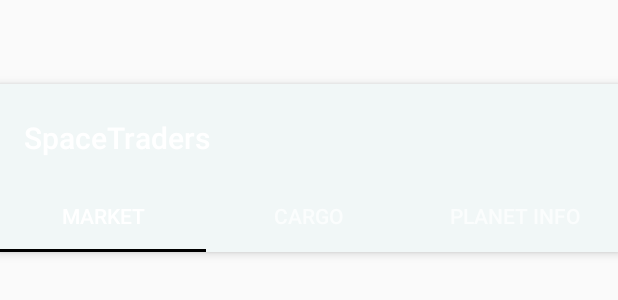
After one commit to TheCodeBlacksmith/CS2340-SpaceTrader, an Android app: the layout activity_market_place_viewer.xml on its own in the app's theme, with its tools: preview values and no code run, on a phone screen of 412 x 824 dp. The commit adds this screen. Shown: the top 300 px of the screen. Run offline under Robolectric (Android 15) with nearby library versions, the phone set to English and light mode, and no system bars.

Commit message:
Added market classes

```diff
--- a/SpaceTraderProject/app/build.gradle
+++ b/SpaceTraderProject/app/build.gradle
@@ -28,6 +28,7 @@ dependencies {
     implementation 'com.google.firebase:firebase-core:16.0.7'
     implementation 'com.google.firebase:firebase-database:16.1.0'
     implementation 'com.firebaseui:firebase-ui-database:4.3.1'
+    implementation 'com.android.support:support-v4:28.0.0'
     testImplementation 'junit:junit:4.12'
     androidTestImplementation 'com.android.support.test:runner:1.0.2'
     androidTestImplementation 'com.android.support.test.espresso:espresso-core:3.0.2'
--- a/SpaceTraderProject/app/src/main/AndroidManifest.xml
+++ b/SpaceTraderProject/app/src/main/AndroidManifest.xml
@@ -16,7 +16,11 @@
         android:roundIcon="@mipmap/ic_launcher_round"
         android:supportsRtl="true"
         android:theme="@style/AppTheme">
-        <activity android:name=".ViewModel.UniverseSelectionActivity"></activity>
+        <activity
+            android:name=".ViewModel.MarketPlaceViewer"
+            android:label="@string/title_activity_market_place_viewer"
+            android:theme="@style/AppTheme.NoActionBar"></activity>
+        <activity android:name=".ViewModel.UniverseSelectionActivity" />
         <activity android:name=".Views.ProfileActivity" />
         <activity android:name=".Views.Registration" />
         <activity
--- a/SpaceTraderProject/app/src/main/java/com/example/spacetraders/Views/MainActivity.java
+++ b/SpaceTraderProject/app/src/main/java/com/example/spacetraders/Views/MainActivity.java
@@ -8,6 +8,7 @@ import android.widget.Button;
 import android.widget.Toast;
 
 import com.example.spacetraders.R;
+import com.example.spacetraders.ViewModel.MarketPlaceViewer;
 import com.example.spacetraders.ViewModel.UniverseSelectionActivity;
 import com.google.firebase.auth.FirebaseAuth;
 import com.google.firebase.auth.FirebaseUser;
@@ -68,7 +69,7 @@ public class MainActivity extends AppCompatActivity {
         buttonProfile.setOnClickListener(new View.OnClickListener() {
             @Override
             public void onClick(View v) {
-                Intent intent = new Intent(getApplicationContext(), ProfileActivity.class);
+                Intent intent = new Intent(getApplicationContext(), MarketPlaceViewer.class);
                 startActivity(intent);
             }
         });
--- /dev/null
+++ b/SpaceTraderProject/app/src/main/res/layout/activity_market_place_viewer.xml
@@ -0,0 +1,62 @@
+<?xml version="1.0" encoding="utf-8"?>
+<android.support.design.widget.CoordinatorLayout xmlns:android="http://schemas.android.com/apk/res/android"
+    xmlns:app="http://schemas.android.com/apk/res-auto"
+    xmlns:tools="http://schemas.android.com/tools"
+    android:id="@+id/main_content"
+    android:layout_width="match_parent"
+    android:layout_height="match_parent"
+    android:fitsSystemWindows="true"
+    tools:context=".ViewModel.MarketPlaceViewer">
+
+    <android.support.design.widget.AppBarLayout
+        android:id="@+id/appbar"
+        android:layout_width="match_parent"
+        android:layout_height="wrap_content"
+        android:paddingTop="@dimen/appbar_padding_top"
+        android:theme="@style/AppTheme.AppBarOverlay">
+
+        <android.support.v7.widget.Toolbar
+            android:id="@+id/toolbar"
+            android:layout_width="match_parent"
+            android:layout_height="?attr/actionBarSize"
+            android:layout_weight="1"
+            android:background="?attr/colorPrimary"
+            app:layout_scrollFlags="scroll|enterAlways"
+            app:popupTheme="@style/AppTheme.PopupOverlay"
+            app:title="@string/app_name">
+
+        </android.support.v7.widget.Toolbar>
+
+        <android.support.design.widget.TabLayout
+            android:id="@+id/tabs"
+            android:layout_width="match_parent"
+            android:layout_height="wrap_content">
+
+            <android.support.design.widget.TabItem
+                android:id="@+id/tabItem"
+                android:layout_width="wrap_content"
+                android:layout_height="wrap_content"
+                android:text="Market" />
+
+            <android.support.design.widget.TabItem
+                android:id="@+id/tabItem2"
+                android:layout_width="wrap_content"
+                android:layout_height="wrap_content"
+                android:text="Cargo" />
+
+            <android.support.design.widget.TabItem
+                android:id="@+id/tabItem3"
+                android:layout_width="wrap_content"
+                android:layout_height="wrap_content"
+                android:text="Planet Info" />
+
+        </android.support.design.widget.TabLayout>
+    </android.support.design.widget.AppBarLayout>
+
+    <android.support.v4.view.ViewPager
+        android:id="@+id/container"
+        android:layout_width="match_parent"
+        android:layout_height="match_parent"
+        app:layout_behavior="@string/appbar_scrolling_view_behavior" />
+
+</android.support.design.widget.CoordinatorLayout>
--- /dev/null
+++ b/SpaceTraderProject/app/src/main/res/values-w820dp/dimens.xml
@@ -0,0 +1,6 @@
+<resources>
+    <!-- Example customization of dimensions originally defined in res/values/dimens.xml
+         (such as screen margins) for screens with more than 820dp of available width. This
+         would include 7" and 10" devices in landscape (~960dp and ~1280dp respectively). -->
+    <dimen name="activity_horizontal_margin">64dp</dimen>
+</resources>
--- a/SpaceTraderProject/app/src/main/res/values/dimens.xml
+++ b/SpaceTraderProject/app/src/main/res/values/dimens.xml
@@ -2,4 +2,6 @@
     <!-- Default screen margins, per the Android Design guidelines. -->
     <dimen name="activity_horizontal_margin">16dp</dimen>
     <dimen name="activity_vertical_margin">16dp</dimen>
+    <dimen name="fab_margin">16dp</dimen>
+    <dimen name="appbar_padding_top">8dp</dimen>
 </resources>
--- a/SpaceTraderProject/app/src/main/res/values/styles.xml
+++ b/SpaceTraderProject/app/src/main/res/values/styles.xml
@@ -8,4 +8,13 @@
         <item name="colorAccent">@color/colorAccent</item>
     </style>
 
+    <style name="AppTheme.NoActionBar">
+        <item name="windowActionBar">false</item>
+        <item name="windowNoTitle">true</item>
+    </style>
+
+    <style name="AppTheme.AppBarOverlay" parent="ThemeOverlay.AppCompat.Dark.ActionBar" />
+
+    <style name="AppTheme.PopupOverlay" parent="ThemeOverlay.AppCompat.Light" />
+
 </resources>
```
Also changed, not shown: SpaceTraderProject/app/src/main/java/com/example/spacetraders/ViewModel/MarketPlaceViewer.java (added, +35 -0 lines), SpaceTraderProject/app/src/main/java/com/example/spacetraders/ViewModel/PlanetFragment/MarketFragment.java (added, +28 -0 lines), SpaceTraderProject/app/src/main/res/drawable/ic_dashboard_black_24dp.xml (added, +9 -0 lines), SpaceTraderProject/app/src/main/res/drawable/ic_home_black_24dp.xml (added, +9 -0 lines), SpaceTraderProject/app/src/main/res/drawable/ic_notifications_black_24dp.xml (added, +9 -0 lines), SpaceTraderProject/app/src/main/res/layout/cargo_fragment.xml (added, +19 -0 lines), SpaceTraderProject/app/src/main/res/layout/market_fragment.xml (added, +23 -0 lines), SpaceTraderProject/app/src/main/res/layout/planetinfo_fragment.xml (added, +19 -0 lines), SpaceTraderProject/app/src/main/res/menu/menu_market_place_viewer.xml (added, +10 -0 lines), SpaceTraderProject/app/src/main/res/menu/navigation.xml (added, +19 -0 lines), SpaceTraderProject/app/src/main/res/values/strings.xml (+13 -0 lines).
